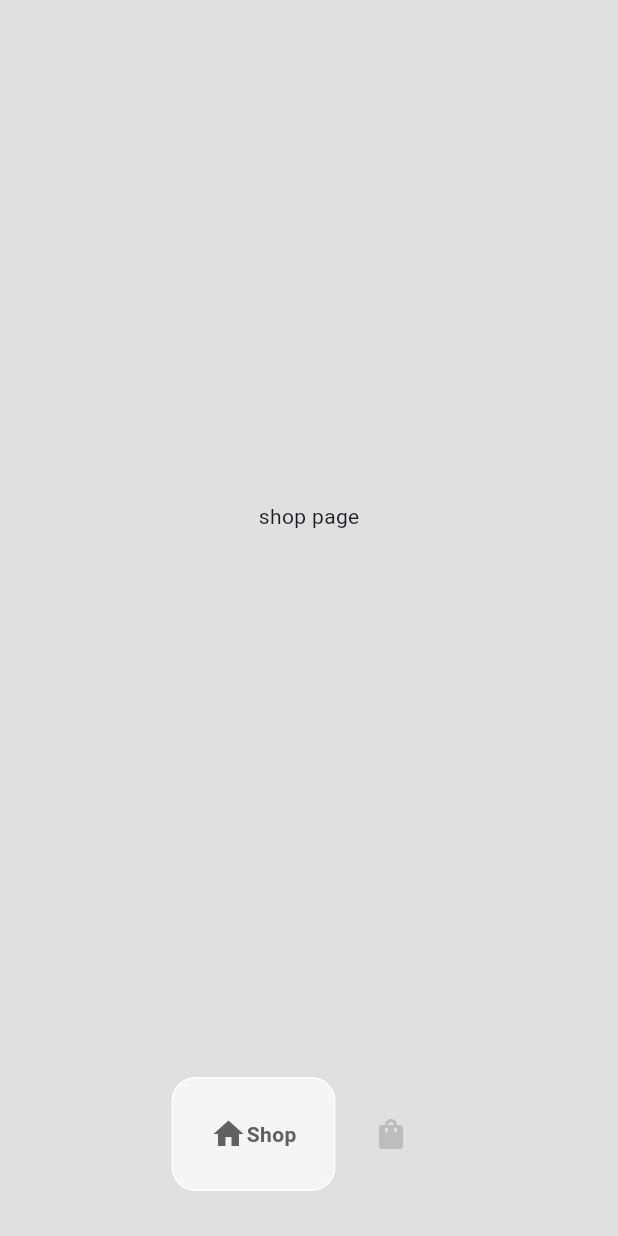
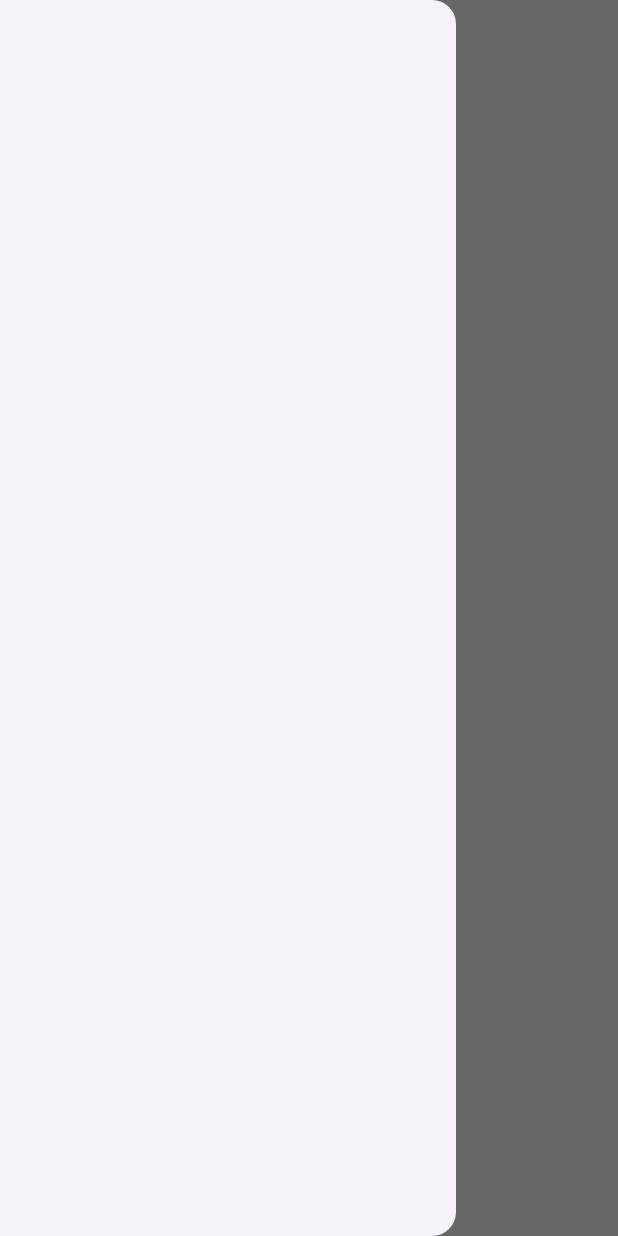
Before and after one commit to adefaze/ecommerce_app, a Flutter app: the Homepage screen opened directly, with the side drawer open (before the commit the screen has no drawer), on a phone screen of 412 x 824 dp. Run offline on Flutter 3.47's test engine with Material 3 defaults, Android fonts, the phone set to English and light mode, and no system bars; drawn by our look-alikes of google_nav_bar.

```diff
--- a/lib/pages/home_page.dart
+++ b/lib/pages/home_page.dart
@@ -35,10 +35,25 @@ class _HomepageState extends State<Homepage> {
   @override
   Widget build(BuildContext context) {
     return Scaffold(
+      backgroundColor: Colors.grey[300],
       bottomNavigationBar: MyBottomNavBar(
         onTabChange: (index) => navigateBottomBar(index),
       ),
-      backgroundColor: Colors.grey[300],
+      appBar: AppBar(
+        backgroundColor: Colors.transparent,
+        elevation: 0,
+        leading: Builder(builder: (context) {
+          return IconButton(
+              onPressed: () {
+                Scaffold.of(context).openDrawer();
+              },
+              icon: Icon(
+                Icons.menu,
+                color: Colors.black,
+              ));
+        }),
+      ),
+      drawer: Drawer(),
       body: _pages[_selectedIndex],
     );
   }
```
